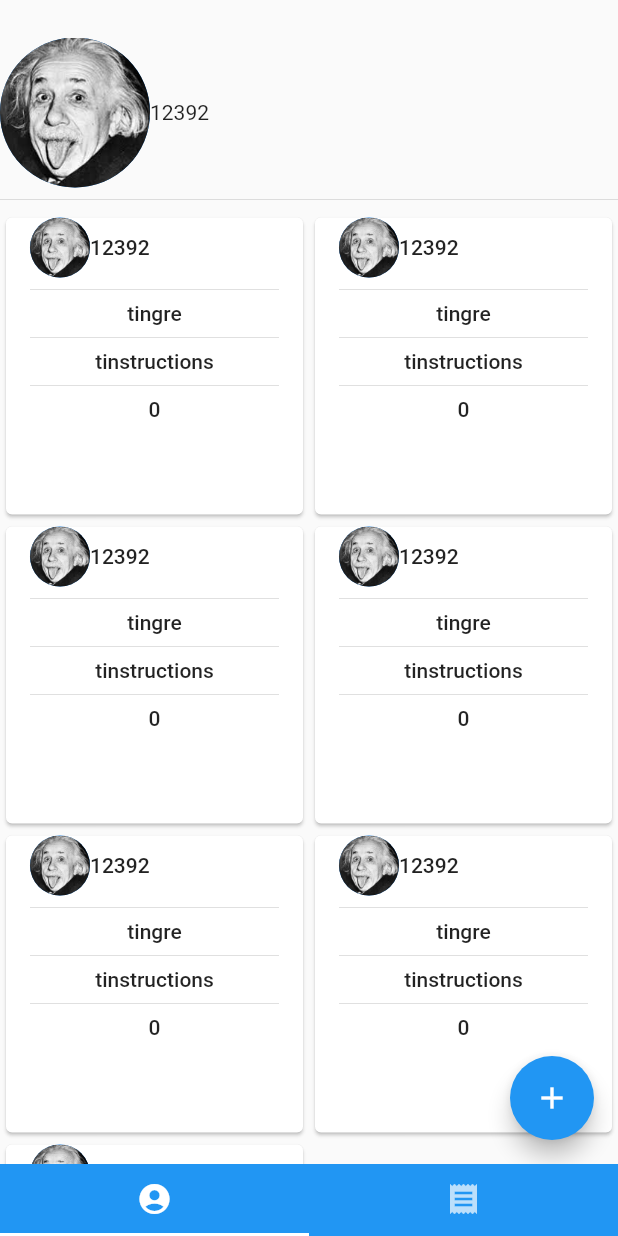
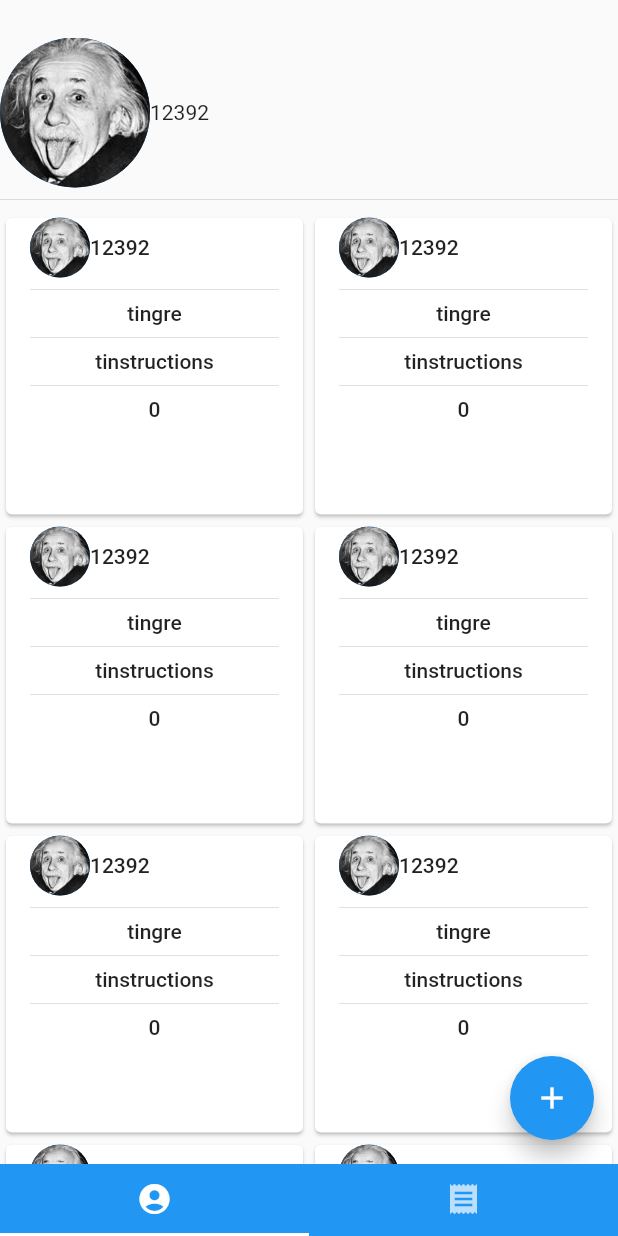
Before and after one commit to maxoja/winter-project-2018, a Flutter app: the screen it shows after launch, on a phone screen of 412 x 824 dp. Run offline on Flutter 3.47's test engine with Material 2 defaults, Android fonts, the phone set to English and light mode, and no system bars.

Commit message:
[ Manage states with scoped_model 2 ]

```diff
--- a/cooking_app_flutter/lib/pages/profile.dart
+++ b/cooking_app_flutter/lib/pages/profile.dart
@@ -36,7 +36,7 @@ class _ProfilePageState extends State<ProfilePage> {
         children: <Widget>[
           EpicUserBand(model.user),
           Divider(),
-          Expanded(child: RecipeGrid(model.recipes,'No Recipe Recorded')),
+          Expanded(child: RecipeGrid(model.userRecipes,'No Recipe Recorded')),
         ],
       ),
     );
--- a/cooking_app_flutter/lib/scoped_models/app.dart
+++ b/cooking_app_flutter/lib/scoped_models/app.dart
@@ -5,33 +5,36 @@ import '../models/recipe.dart';
 
 class AppModel extends Model {
   User _user = User.mock();
-  List<Recipe> _recipes = [];
+  List<Recipe> _userRecipes = [];
+  List<Recipe> _searchedRecipes = [];
+  //filters information should be here
+  //because it's supposed to be easy to manage
+  //since this page would not be destroyed after a search is executed
 
   User get user {
     return User.fromJson(_user.toJson()); //todo do it properly
   }
 
-  List<Recipe> get recipes {
-    return List<Recipe>.from(_recipes);
+  List<Recipe> get userRecipes {
+    return List<Recipe>.from(_userRecipes);
   }
 
+  List<Recipe> get searchedRecipes => List.from(_searchedRecipes);
+
   AppModel() {
-    _recipes = [
-      Recipe.mock(),
-      Recipe.mock(),
-      Recipe.mock(),
-      Recipe.mock(),
-      Recipe.mock(),
-      Recipe.mock(),
-      Recipe.mock(),
-    ];
+    for(int i = 0 ; i < 10 ; i++)
+      _userRecipes.add(Recipe.mock());
   }
 
   void setUser(User value) {
     _user = value;
   }
 
-  void setRecipes(List<Recipe> newRecipes) {
-    this._recipes = newRecipes;
+  void setUserRecipes(List<Recipe> newRecipes) {
+    _userRecipes = List.from(newRecipes);
+  }
+
+    void setSearchedRecipes(List<Recipe> newRecipes) {
+      _userRecipes = List.from(newRecipes);
   }
 }
```
Also changed, not shown: cooking_app_flutter/lib/pages/feed.dart (+15 -18 lines).
